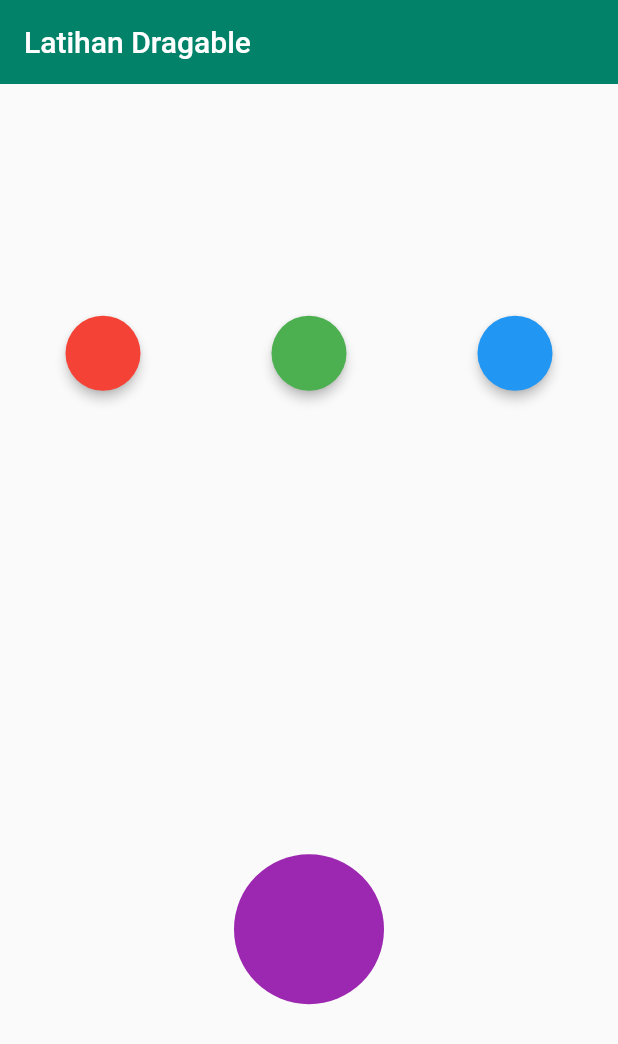
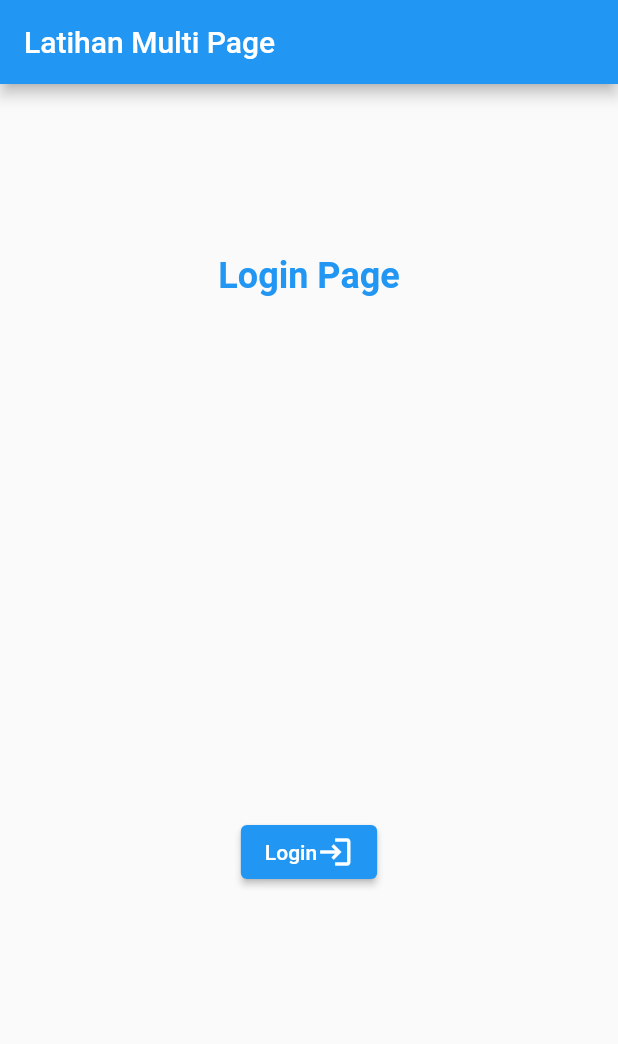
Before and after one commit to gunzxx/Flutter-Learn, a Flutter app: the screen it shows after launch, on a phone screen of 412 x 824 dp. Shown: the top 1044 px of the screen. Run offline on Flutter 3.47's test engine with Material 2 defaults, Android fonts, the phone set to English and light mode, and no system bars.

Commit message:
Multi page

```diff
--- /dev/null
+++ b/f_01/lib/login_page.dart
@@ -0,0 +1,53 @@
+import 'package:f_01/home_page.dart';
+import 'package:f_01/main.dart';
+import 'package:flutter/material.dart';
+
+class LoginPage extends StatelessWidget {
+  const LoginPage({super.key});
+
+  @override
+  Widget build(BuildContext context) {
+    return Scaffold(
+      appBar: AppBar(
+        title: const Text("Latihan Multi Page"),
+      ),
+      body: Column(
+        mainAxisAlignment: MainAxisAlignment.center,
+        children: [
+          Flexible(
+            flex: 1,
+            child: Container(
+                // color: Colors.red,
+                alignment: Alignment.center,
+                child: const Text("Login Page",
+                    style: TextStyle(
+                      color: Colors.blue,
+                      fontWeight: FontWeight.bold,
+                      fontSize: 24,
+                    ))),
+          ),
+          Flexible(
+            flex: 2,
+            child: Center(
+              child: ElevatedButton(
+                child: Row(
+                  mainAxisSize: MainAxisSize.min,
+                  children: const [
+                    Text("Login"),
+                    Icon(Icons.login),
+                  ],
+                ),
+                onPressed: () {
+                  Navigator.pushReplacement(context,
+                      MaterialPageRoute(builder: (context) {
+                    return const HomePage();
+                  }));
+                },
+              ),
+            ),
+          ),
+        ],
+      ),
+    );
+  }
+}
--- a/f_01/lib/main.dart
+++ b/f_01/lib/main.dart
@@ -1,157 +1,18 @@
-import 'dart:math';
+// import 'dart:math';
 
+import 'package:f_01/login_page.dart';
 import 'package:flutter/material.dart';
 
 void main() => runApp(const MyApp());
 
-class MyApp extends StatefulWidget {
+class MyApp extends StatelessWidget {
   const MyApp({super.key});
 
   @override
-  State<MyApp> createState() => _MyAppState();
-}
-
-class _MyAppState extends State<MyApp> {
-  // List<Widget> widgets = [];
-  // Random random = Random();
-  Color c1 = Colors.red;
-  Color c2 = Colors.green;
-  Color c3 = Colors.blue;
-
-  Color _targetColor = Colors.purple;
-
-  bool _isaccepted = false;
-
-  @override
   Widget build(BuildContext context) {
-    return MaterialApp(
+    return const MaterialApp(
       debugShowCheckedModeBanner: false,
-      home: Scaffold(
-        appBar: AppBar(
-          backgroundColor: const Color(0xFF018269),
-          title: const Text("Latihan Dragable"),
-          elevation: 0.0,
-        ),
-        body: Column(
-          mainAxisAlignment: MainAxisAlignment.spaceAround,
-          children: [
-            Row(
-              mainAxisAlignment: MainAxisAlignment.spaceAround,
-              children: [
-                Draggable<Color>(
-                  data: c1,
-                  feedback: SizedBox(
-                    width: 50,
-                    height: 50,
-                    child: Material(
-                      color: c1.withOpacity(.5),
-                      shape: const StadiumBorder(),
-                      elevation: 3,
-                    ),
-                  ),
-                  childWhenDragging: const SizedBox(
-                    height: 0,
-                    width: 0,
-                    child: Material(
-                      shape: StadiumBorder(),
-                      elevation: 0,
-                    ),
-                  ),
-                  child: SizedBox(
-                    width: 50,
-                    height: 50,
-                    child: Material(
-                      color: c1,
-                      shape: const StadiumBorder(),
-                      elevation: 3,
-                    ),
-                  ),
-                ),
-                Draggable<Color>(
-                  data: c2,
-                  feedback: SizedBox(
-                    width: 50,
-                    height: 50,
-                    child: Material(
-                      color: c1.withOpacity(.5),
-                      shape: const StadiumBorder(),
-                      elevation: 3,
-                    ),
-                  ),
-                  childWhenDragging: const SizedBox(
-                    child: Material(
-                      shape: StadiumBorder(),
-                      elevation: 0,
-                    ),
-                  ),
-                  child: SizedBox(
-                    width: 50,
-                    height: 50,
-                    child: Material(
-                      color: c2,
-                      shape: const StadiumBorder(),
-                      elevation: 3,
-                    ),
-                  ),
-                ),
-                Draggable<Color>(
-                  data: c3,
-                  feedback: SizedBox(
-                    width: 50,
-                    height: 50,
-                    child: Material(
-                      color: c1.withOpacity(.5),
-                      shape: const StadiumBorder(),
-                      elevation: 3,
-                    ),
-                  ),
-                  childWhenDragging: const SizedBox(
-                    child: Material(
-                      shape: StadiumBorder(),
-                      elevation: 0,
-                    ),
-                  ),
-                  child: SizedBox(
-                    width: 50,
-                    height: 50,
-                    child: Material(
-                      color: c3,
-                      shape: const StadiumBorder(),
-                      elevation: 3,
-                    ),
-                  ),
-                ),
-              ],
-            ),
-            DragTarget<Color>(
-              onWillAccept: (value) => true,
-              onAccept: (value) {
-                _isaccepted = true;
-                _targetColor = value;
-              },
-              builder: (context, candidat, rejected) {
-                return (_isaccepted)
-                    ? SizedBox(
-                        width: 100,
-                        height: 100,
-                        child: Material(
-                          color: _targetColor,
-                          shape: const StadiumBorder(),
-                        ),
-                      )
-                    : SizedBox(
-                        width: 100,
-                        height: 100,
-                        child: Material(
-                          color: _targetColor,
-                          shape: const StadiumBorder(),
-                        ),
-                      );
-              },
-            )
-          ],
-        ),
-      ),
+      home: LoginPage(),
     );
   }
 }
```
Also changed, not shown: f_01/lib/home_page.dart (added, +54 -0 lines), f_01/lib/second_page.dart (added, +48 -0 lines), 1 other file.
